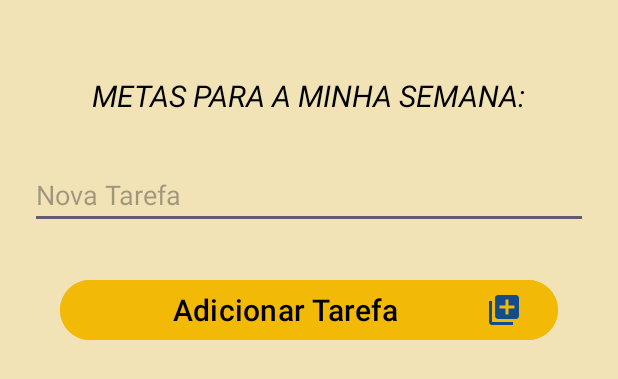
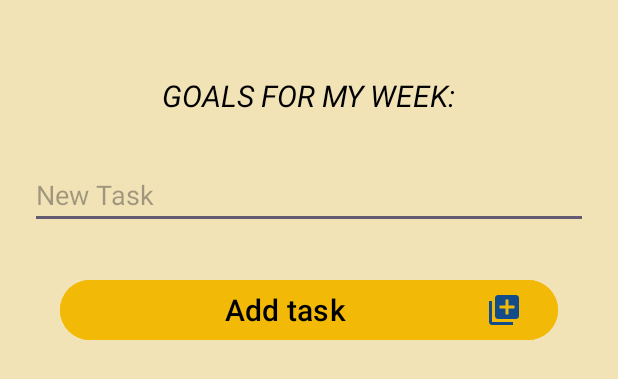
Before and after one commit to joyfelcastillo/To_Do_ListApp, an Android app: the layout fragment_pantalla2.xml on its own in the app's theme, with its tools: preview values and no code run, on a phone screen of 412 x 824 dp. Shown: the top 379 px of the screen. Run offline under Robolectric (Android 15) with nearby library versions, the phone set to English and light mode, and no system bars.

Commit message:
adicione strings em espanhol, inglês e português

```diff
--- a/app/src/main/res/values/strings.xml
+++ b/app/src/main/res/values/strings.xml
@@ -1,12 +1,15 @@
-<resources>
-    <string name="app_name">LISTADEPROYECTO</string>
+<resources xmlns:tools="http://schemas.android.com/tools">
+
+    <string name="app_name">LISTOFPROJECT</string>
     <!-- TODO: Remove or change this placeholder text -->
     <string name="hello_blank_fragment">Hello blank fragment</string>
-    <string name="entenda">Entenda</string>
-    <string name="bem_vindo">Bem-Vindo!</string>
+    <string name="bem_vindo">Welcome!</string>
+    <string name="listview">ListView:</string>
     <string name="use">Use</string>
-    <string name="aprenda">Aprenda</string>
-    <string name="listview">ListView:</string>
-    <string name="metas_para_a_minha_semana">METAS PARA A MINHA SEMANA:</string>
+    <string name="entenda">Understand</string>
+    <string name="aprenda">Learn</string>
+    <string name="metas_para_a_minha_semana">GOALS FOR MY WEEK:</string>
+    <string name="nova_tarefa" tools:ignore="MissingTranslation">New Task</string>
+    <string name="add_tarefa" tools:ignore="MissingTranslation">Add task</string>
 
 </resources>
--- a/app/src/main/res/values/style.xml
+++ b/app/src/main/res/values/style.xml
@@ -94,7 +94,7 @@
         <item name="android:layout_width">match_parent</item>
         <item name="android:layout_height">wrap_content</item>
         <item name="android:layout_marginTop">30dp</item>
-        <item name="android:hint">Nova Tarefa</item>
+        <item name="android:hint">@string/nova_tarefa</item>
     </style>
 
     <style name="addButton2">
@@ -104,7 +104,7 @@
         <item name="android:textSize">20sp</item>
         <item name="android:layout_width">match_parent</item>
         <item name="android:backgroundTint">#F2B907</item>
-        <item name="android:text">Adicionar Tarefa</item>
+        <item name="android:text">@string/add_tarefa</item>
     </style>
 
     <style name="recycleItem">
```
Also changed, not shown: 2 other files.
